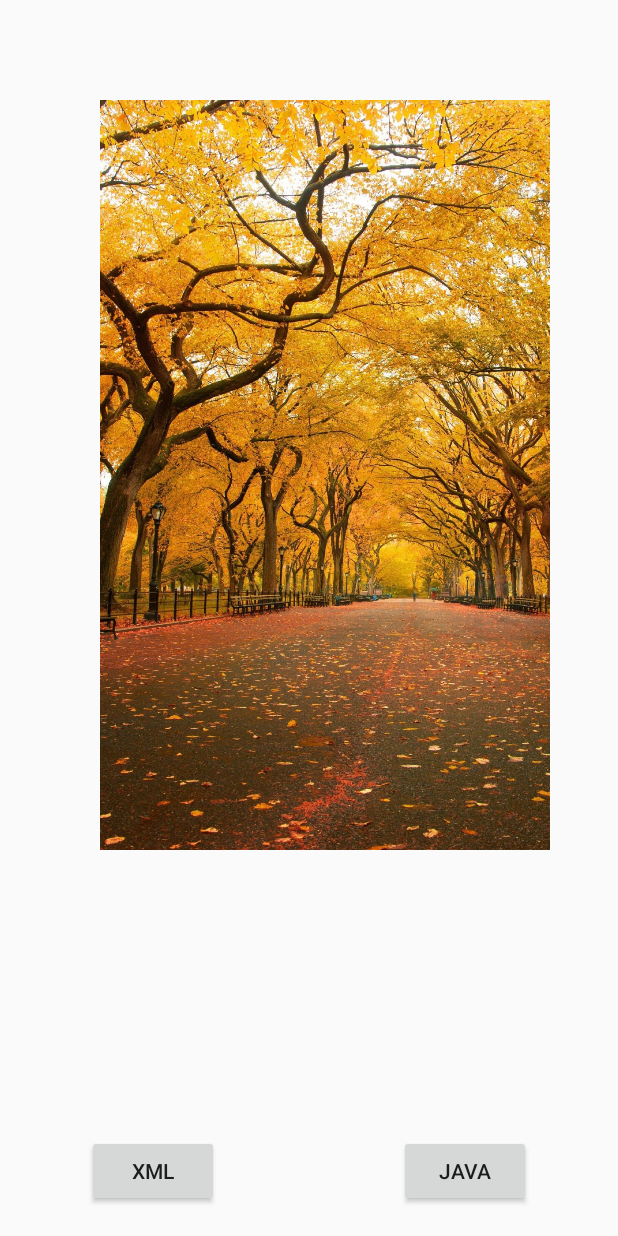
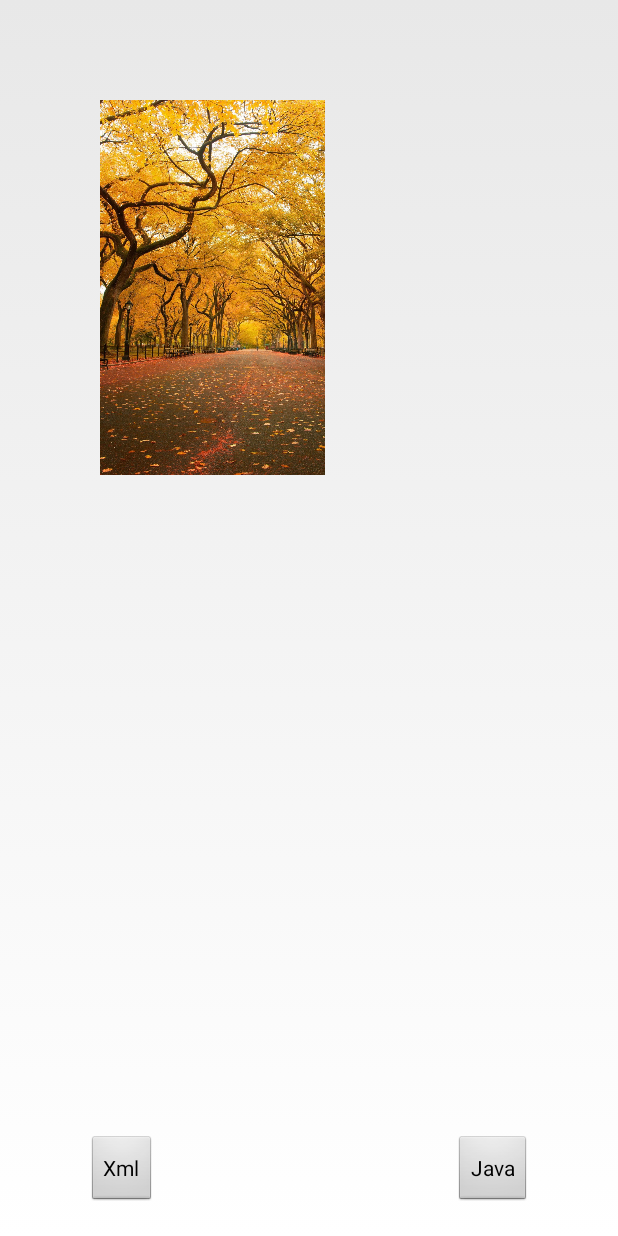
Before and after one commit to M-Ellen/AnimationDemo, an Android app: the RotateTestActivity screen opened directly, with no data from a screen before it, on a phone screen of 412 x 824 dp. Run offline under Robolectric (Android 15) with nearby library versions, the phone set to English and light mode, and no system bars.

Commit message:
add code

```diff
--- a/app/src/main/AndroidManifest.xml
+++ b/app/src/main/AndroidManifest.xml
@@ -7,7 +7,7 @@
         android:icon="@mipmap/ic_launcher"
         android:label="@string/app_name"
         android:supportsRtl="true"
-        android:theme="@style/AppTheme">
+        android:theme="@android:style/Theme.Light.NoTitleBar.Fullscreen">
         <activity android:name="com.example.animation.MainActivity">
             <intent-filter>
                 <action android:name="android.intent.action.MAIN"/>
--- a/app/src/main/java/com/example/animation/BaseActivity.java
+++ b/app/src/main/java/com/example/animation/BaseActivity.java
@@ -4,6 +4,8 @@ import android.app.Activity;
 import android.content.Context;
 import android.os.Bundle;
 import android.view.View;
+import android.view.Window;
+import android.view.WindowManager;
 import android.widget.Button;
 import android.widget.ImageView;
 
--- a/app/src/main/java/com/example/animation/MainActivity.java
+++ b/app/src/main/java/com/example/animation/MainActivity.java
@@ -65,5 +65,6 @@ public class MainActivity extends Activity implements View.OnClickListener {
      */
     private void enterTestActivity(Class clazz) {
         startActivity(new Intent(this, clazz));
+//        overridePendingTransition();
     }
 }
--- a/app/src/main/java/com/example/animation/TranslateTestActivity.java
+++ b/app/src/main/java/com/example/animation/TranslateTestActivity.java
@@ -49,30 +49,13 @@ public class TranslateTestActivity extends BaseActivity {
     @Override
     protected void starCodeAnimation() {
 
-//        TranslateAnimation translateAnimation = new TranslateAnimation(0,180,0,180,Animation.RELATIVE_TO_SELF,0.5f,Animation.RELATIVE_TO_SELF,0.5f);
-        TranslateAnimation translateAnimation = new TranslateAnimation(Animation.RELATIVE_TO_SELF,0,Animation.RELATIVE_TO_SELF,0,Animation.RELATIVE_TO_PARENT,0,Animation.RELATIVE_TO_PARENT,0.5f);
+        TranslateAnimation translateAnimation = new TranslateAnimation(0,180,0,180,Animation.RELATIVE_TO_SELF,0.5f,Animation.RELATIVE_TO_SELF,0.5f);
+//        TranslateAnimation translateAnimation = new TranslateAnimation(Animation.RELATIVE_TO_PARENT,0,Animation.RELATIVE_TO_PARENT,0.5f,Animation.RELATIVE_TO_PARENT,0,Animation.RELATIVE_TO_PARENT,0.5f);
         translateAnimation.setDuration(3000);
         translateAnimation.setFillAfter(true);
         mImage.startAnimation(translateAnimation);
-        translateAnimation.setAnimationListener(new Animation.AnimationListener() {
-            @Override
-            public void onAnimationStart(Animation animation) {
-                Log.d(TAG, "onAnimationStart: "+mImage.getTranslationX());
-                Log.d(TAG, "onAnimationStart: "+mImage.getTranslationY());
-            }
 
-            @Override
-            public void onAnimationEnd(Animation animation) {
-                Log.d(TAG, "onAnimationEnd: "+mImage.getTranslationX());
-                Log.d(TAG, "onAnimationEnd: "+mImage.getTranslationY());
 
-            }
-
-            @Override
-            public void onAnimationRepeat(Animation animation) {
-
-            }
-        });
     }
 
 }
--- a/app/src/main/res/layout/activity_test.xml
+++ b/app/src/main/res/layout/activity_test.xml
@@ -6,24 +6,23 @@
     android:layout_height="match_parent"
     tools:context="com.example.animation.AlphaTestActivity">
 
-
-<!--    <ImageView
-
-        android:id="@+id/iv_test"
-        android:layout_width="match_parent"
-        android:layout_height="match_parent"
-        android:scaleType="fitXY"
-        android:layout_centerInParent="true"
-        android:src="@mipmap/test"/> -->
-
     <ImageView
         android:id="@+id/iv_test"
-        android:layout_width="300dp"
-        android:layout_height="500dp"
+        android:layout_width="150dp"
+        android:layout_height="250dp"
         android:scaleType="fitXY"
         android:layout_marginLeft="100px"
         android:layout_marginTop="100px"
         android:src="@mipmap/test"/>
+
+<!--   <ImageView
+
+        android:layout_width="150dp"
+        android:layout_height="250dp"
+        android:scaleType="fitXY"
+        android:layout_marginLeft="500px"
+        android:layout_marginTop="708px"
+        android:src="@mipmap/test"/>-->
 
 
     <Button
```
